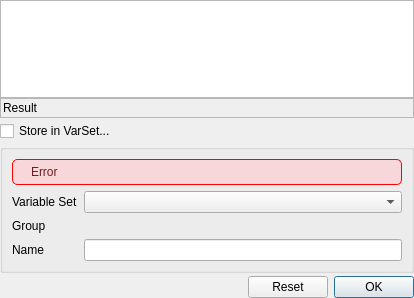
First picture: the form in src/Gui/Dialogs/DlgExpressionInput.ui, repository southseact-3d/fcd, before the edit.
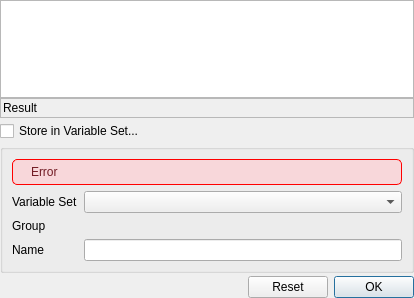
Second picture: the form after the edit. Custom widgets are drawn as their Qt base class.

Commit message:
Merge pull request #23648 from pieterhijma/fix-enabled-ok-expr-editor
Gui: Fix issues with Expr dialog with VarSets

What changed in the file:
```diff
--- a/src/Gui/Dialogs/DlgExpressionInput.ui
+++ b/src/Gui/Dialogs/DlgExpressionInput.ui
@@ -180,7 +180,7 @@
      <item>
       <widget class="QCheckBox" name="checkBoxVarSets">
        <property name="text">
-        <string>Store in VarSet...</string>
+        <string>Store in Variable Set...</string>
        </property>
       </widget>
      </item>
```
Left out of the diff: 4 changed lines with no effect on the pictures. The commit also changes 2 other files.
